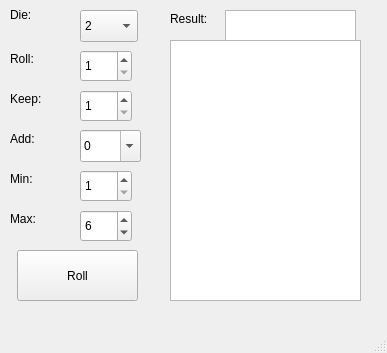
Before: the Qt Designer form mainwindow.ui in CJSmith411/DiceRoller, drawn with Qt 5.
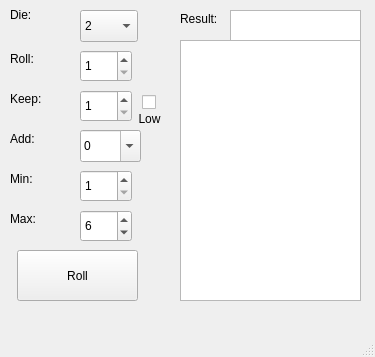
After: the same form once the commit is applied. Icons and pictures are not drawn.

Commit message: finished FR-allow-for-keep-low

What changed in the file:
```diff
--- a/mainwindow.ui
+++ b/mainwindow.ui
@@ -6,8 +6,8 @@
    <rect>
     <x>0</x>
     <y>0</y>
-    <width>387</width>
-    <height>353</height>
+    <width>375</width>
+    <height>357</height>
    </rect>
   </property>
   <property name="windowTitle">
@@ -288,9 +288,9 @@
    <widget class="QLabel" name="labelResult">
     <property name="geometry">
      <rect>
-      <x>170</x>
+      <x>180</x>
       <y>10</y>
-      <width>58</width>
+      <width>50</width>
       <height>18</height>
      </rect>
     </property>
@@ -301,9 +301,9 @@
    <widget class="QPlainTextEdit" name="txtResult">
     <property name="geometry">
      <rect>
-      <x>170</x>
+      <x>180</x>
       <y>40</y>
-      <width>191</width>
+      <width>181</width>
       <height>261</height>
      </rect>
     </property>
@@ -314,7 +314,7 @@
    <widget class="QPlainTextEdit" name="txtTotal">
     <property name="geometry">
      <rect>
-      <x>225</x>
+      <x>230</x>
       <y>10</y>
       <width>131</width>
       <height>31</height>
@@ -324,6 +324,35 @@
      <bool>true</bool>
     </property>
    </widget>
+   <widget class="QCheckBox" name="cbKeepLow">
+    <property name="geometry">
+     <rect>
+      <x>142</x>
+      <y>90</y>
+      <width>16</width>
+      <height>24</height>
+     </rect>
+    </property>
+    <property name="text">
+     <string/>
+    </property>
+   </widget>
+   <widget class="QLabel" name="label">
+    <property name="geometry">
+     <rect>
+      <x>134</x>
+      <y>110</y>
+      <width>31</width>
+      <height>18</height>
+     </rect>
+    </property>
+    <property name="text">
+     <string>Low</string>
+    </property>
+    <property name="alignment">
+     <set>Qt::AlignCenter</set>
+    </property>
+   </widget>
   </widget>
   <widget class="QMenuBar" name="menubar">
    <property name="geometry">
```
Left out of the diff: 2 changed lines with no effect on the pictures. The commit also changes 3 other files.
